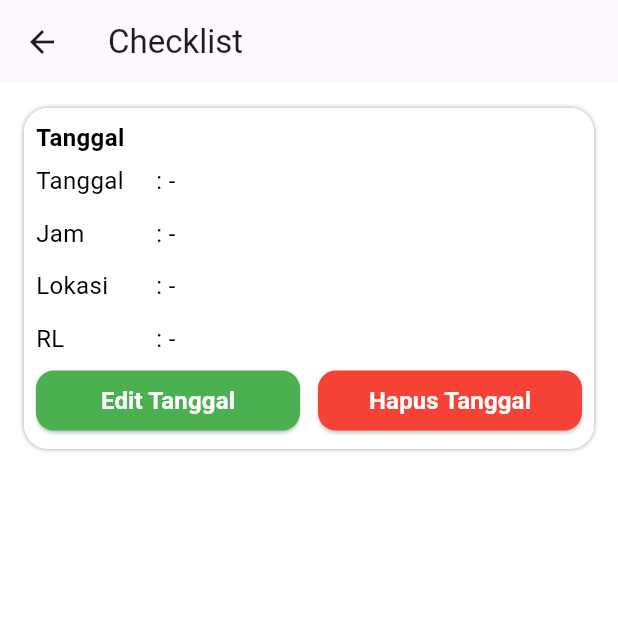
After one commit to subkhanasroi/kpp-mining, a Flutter app: the screen it shows after launch, after a tap on "Checklist", on a phone screen of 412 x 824 dp, the top half of it. The commit adds this screen. Run offline on Flutter 3.47's test engine with Material 3 defaults, Android fonts, the phone set to English and light mode, and no system bars; our stand-ins replace flutter_svg, get.

Commit message:
change icon and add tanggal detail

```diff
--- /dev/null
+++ b/lib/controller/checklist/checklist_controller.dart
@@ -0,0 +1,24 @@
+import 'package:get/get.dart';
+
+class ChecklistController extends GetxController {
+  final RxList dataList = <RxMap<String, String>>[
+    {'label': 'Tanggal', 'value': '-'}.obs,
+    {'label': 'Jam', 'value': '-'}.obs,
+    {'label': 'Lokasi', 'value': '-'}.obs,
+    {'label': 'RL', 'value': '-'}.obs,
+  ].obs;
+
+  void updateValue(int index, String newValue) {
+    if (index < dataList.length) {
+      dataList[index]['value'].value = newValue;
+    }
+  }
+
+  void updateLabel(int index, String newLabel) {
+    if (index < dataList.length) {
+      dataList[index]['label'].value = newLabel;
+    }
+  }
+
+  void editTanggal() {}
+}
--- a/lib/main.dart
+++ b/lib/main.dart
@@ -15,7 +15,7 @@ class MyApp extends StatelessWidget {
     return GetMaterialApp(
       defaultTransition: Transition.circularReveal,
       debugShowCheckedModeBanner: false,
-      title: 'Kpp Mining',
+      title: 'LedakIn',
       theme: ThemeData(
         scaffoldBackgroundColor: Colors.white,
         colorScheme: ColorScheme.fromSeed(seedColor: Colors.deepPurple),
--- /dev/null
+++ b/lib/ui/checklist/checklist.page.dart
@@ -0,0 +1,137 @@
+import 'package:flutter/material.dart';
+import 'package:get/get.dart';
+import 'package:kppmining_calculator/controller/checklist/checklist_controller.dart';
+
+class ChecklistPage extends StatelessWidget {
+  const ChecklistPage({super.key});
+
+  @override
+  Widget build(BuildContext context) {
+    final controller = Get.put(ChecklistController());
+
+    return Scaffold(
+      appBar: AppBar(title: const Text("Checklist")),
+      body: Padding(
+        padding: const EdgeInsets.all(16),
+        child: Obx(() => Container(
+              padding: const EdgeInsets.all(8),
+              decoration: BoxDecoration(
+                  color: Colors.white,
+                  borderRadius: BorderRadius.circular(16),
+                  boxShadow: const [
+                    BoxShadow(
+                        color: Colors.grey,
+                        blurStyle: BlurStyle.outer,
+                        blurRadius: 2)
+                  ]),
+              child: Column(
+                mainAxisSize: MainAxisSize.min,
+                crossAxisAlignment: CrossAxisAlignment.start,
+                children: [
+                  const Text(
+                    'Tanggal',
+                    style: TextStyle(
+                        fontSize: 16,
+                        color: Colors.black,
+                        fontWeight: FontWeight.bold),
+                  ),
+                  Column(
+                    children: controller.dataList.map((item) {
+                      return Padding(
+                        padding: const EdgeInsets.symmetric(vertical: 6),
+                        child: Row(
+                          children: [
+                            SizedBox(
+                              width: 80,
+                              child: Text(
+                                item['label']!,
+                                style: const TextStyle(
+                                  fontSize: 16,
+                                  color: Colors.black,
+                                ),
+                              ),
+                            ),
+                            const Text(
+                              ': ',
+                              style:
+                                  TextStyle(fontSize: 16, color: Colors.black),
+                            ),
+                            Expanded(
+                              child: Text(
+                                item['value']!,
+                                style: const TextStyle(
+                                  fontSize: 16,
+                                  color: Colors.black,
+                                ),
+                              ),
+                            ),
+                          ],
+                        ),
+                      );
+                    }).toList(),
+                  ),
+                  Row(
+                    children: [
+                      Expanded(
+                        child: SizedBox(
+                          child: ElevatedButton(
+                            onPressed: () {},
+                            style: ElevatedButton.styleFrom(
+                              backgroundColor: Colors.green,
+                              shape: RoundedRectangleBorder(
+                                borderRadius: BorderRadius.circular(12),
+                              ),
+                            ),
+                            child: const Text(
+                              'Edit Tanggal',
+                              style: TextStyle(
+                                color: Colors.white,
+                                fontSize: 16,
+                                fontWeight: FontWeight.bold,
+                              ),
+                            ),
+                          ),
+                        ),
+                      ),
+                      const SizedBox(width: 12),
+                      Expanded(
+                        child: SizedBox(
+                          child: ElevatedButton(
+                            onPressed: () {},
+                            style: ElevatedButton.styleFrom(
+                              backgroundColor: Colors.red,
+                              shape: RoundedRectangleBorder(
+                                borderRadius: BorderRadius.circular(12),
+                              ),
+                            ),
+                            child: const Text(
+                              'Hapus Tanggal',
+                              style: TextStyle(
+                                color: Colors.white,
+                                fontSize: 16,
+                                fontWeight: FontWeight.bold,
+                              ),
+                            ),
+                          ),
+                        ),
+                      ),
+                    ],
+                  ),
+                ],
+              ),
+            )),
+      ),
+      // floatingActionButton: FloatingActionButton(
+      //   onPressed: () {
+      //     // Contoh mengganti semua value
+      //     controller.updateValue(0, '17-05-2025');
+      //     controller.updateValue(1, '08:30');
+      //     controller.updateValue(2, 'Pit A');
+      //     controller.updateValue(3, 'RL 1200');
+      //   },
+      //   backgroundColor: Colors.green,
+      //   child: const Icon(Icons.edit, color: Colors.white),
+      // ),
+    );
+  }
+}
--- a/lib/ui/home_page.dart
+++ b/lib/ui/home_page.dart
@@ -2,6 +2,7 @@ import 'package:flutter/material.dart';
 import 'package:flutter_svg/flutter_svg.dart';
 import 'package:get/route_manager.dart';
 import 'package:kppmining_calculator/ui/calculator/calculator.page.dart';
+import 'package:kppmining_calculator/ui/checklist/checklist.page.dart';
 
 class HomePage extends StatelessWidget {
   const HomePage({super.key});
@@ -26,15 +27,18 @@ class HomePage extends StatelessWidget {
                 icon: 'assets/svg/calculator.svg',
                 title: 'Calculator PF &T',
                 onTap: () {
-                  debugPrint('klik');
                   Get.to(const CalculatorPage());
                 },
               ),
               _buttonHome(
-                  icon: 'assets/svg/check-square.svg',
-                  title: 'Checklist',
-                  color: Colors.white,
-                  textColor: Colors.green),
+                icon: 'assets/svg/check-square.svg',
+                title: 'Checklist',
+                color: Colors.white,
+                textColor: Colors.green,
+                onTap: () {
+                  Get.to(const ChecklistPage());
+                },
+              ),
             ],
           ),
         ),
```
Also changed, not shown: 6 other files.
